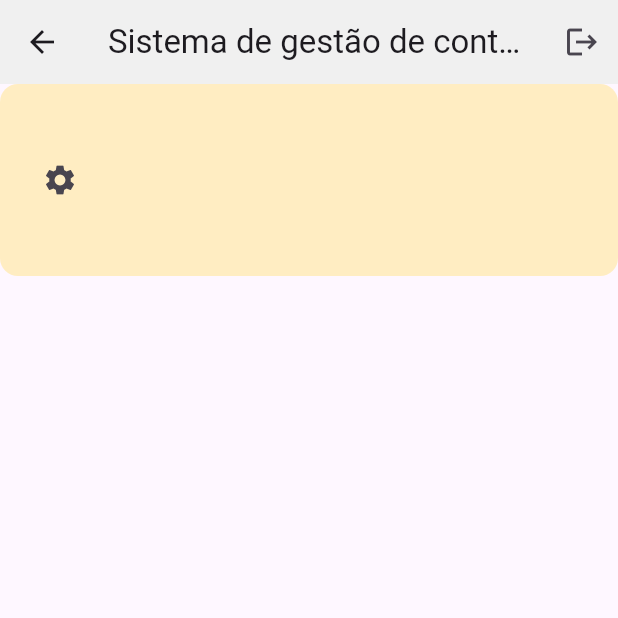
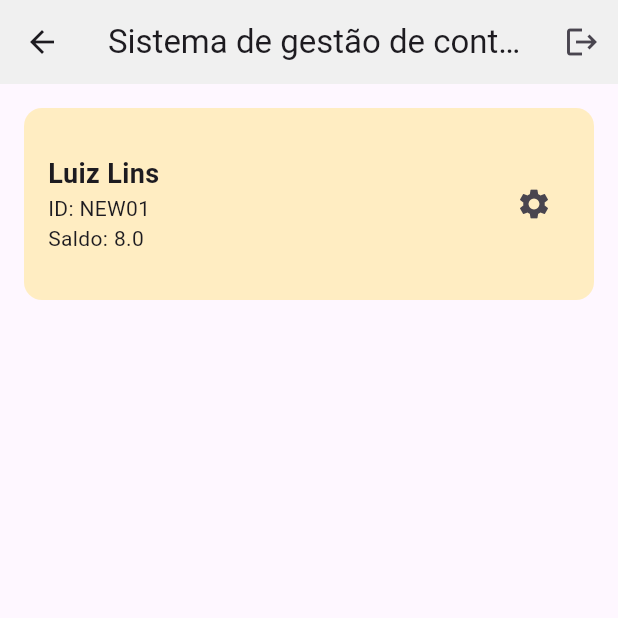
Before and after one commit to luizmagao/flutter-2025-1, a Flutter app: the HomeScreen screen opened by its route, on a phone screen of 412 x 824 dp, the top half of it. Run offline on Flutter 3.47's test engine with Material 3 defaults, Android fonts, the phone set to English and light mode, and no system bars.

Commit message:
🎨 Widget finalizado.

```diff
--- a/lib/ui/home_screen.dart
+++ b/lib/ui/home_screen.dart
@@ -19,12 +19,15 @@ class HomeScreen extends StatelessWidget {
           ),
         ],
       ),
-      body: AccountWidget(
-        account: Account(
-          id: 'NEW01',
-          name: "Luiz",
-          lastName: "Lins",
-          balance: 8.000,
+      body: Padding(
+        padding: const EdgeInsets.all(16.0),
+        child: AccountWidget(
+          account: Account(
+            id: 'NEW01',
+            name: "Luiz",
+            lastName: "Lins",
+            balance: 8.000,
+          ),
         ),
       ),
     );
--- a/lib/ui/widgets/account_widget.dart
+++ b/lib/ui/widgets/account_widget.dart
@@ -2,15 +2,10 @@ import 'package:bancodouro/models/account.dart';
 import 'package:bancodouro/ui/styles/app_colors.dart';
 import 'package:flutter/material.dart';
 
-class AccountWidget extends StatefulWidget {
+class AccountWidget extends StatelessWidget {
   final Account account;
   const AccountWidget({super.key, required this.account});
 
-  @override
-  State<AccountWidget> createState() => _AccountWidgetState();
-}
-
-class _AccountWidgetState extends State<AccountWidget> {
   @override
   Widget build(BuildContext context) {
     return Container(
@@ -21,8 +16,20 @@ class _AccountWidgetState extends State<AccountWidget> {
         borderRadius: BorderRadius.circular(12),
       ),
       child: Row(
+        mainAxisAlignment: MainAxisAlignment.spaceBetween,
         children: [
-          Column(),
+          Column(
+            mainAxisAlignment: MainAxisAlignment.center,
+            crossAxisAlignment: CrossAxisAlignment.start,
+            children: [
+              Text(
+                "${account.name} ${account.lastName}",
+                style: TextStyle(fontSize: 18, fontWeight: FontWeight.bold),
+              ),
+              Text("ID: ${account.id}"),
+              Text("Saldo: ${account.balance.toString()}"),
+            ],
+          ),
           IconButton(onPressed: () {}, icon: Icon(Icons.settings)),
         ],
       ),
```
Also changed, not shown: lib/models/account.dart (+18 -0 lines).
